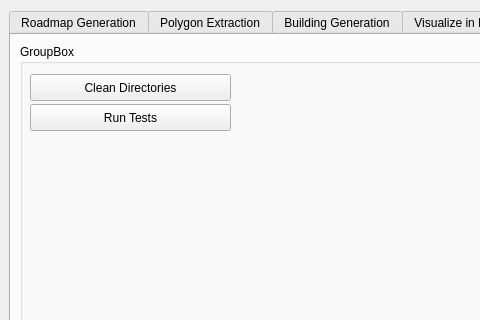
This is window.ui in josauder/procedural_city_generation as Qt 5 draws it before an edit; both pictures show x 0 to 480 and y 0 to 320 of the 1059 by 766 pixel window. The edited form follows.
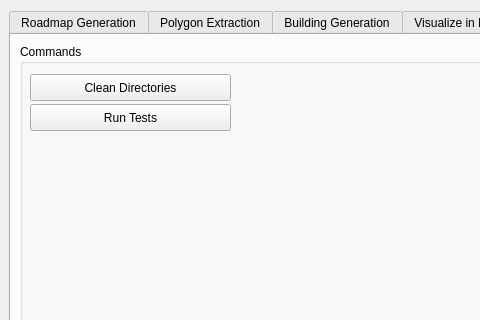
This is the edited form. The open tabs and pages were chosen to show the change. Custom widgets are drawn as their Qt base class.

What changed in the file:
```diff
--- a/window.ui
+++ b/window.ui
@@ -512,7 +512,7 @@
         <item row="0" column="0">
          <widget class="QGroupBox" name="advancd_group">
           <property name="title">
-           <string>GroupBox</string>
+           <string>Commands</string>
           </property>
           <widget class="QPushButton" name="clean_directories">
            <property name="geometry">
```
Left out of the diff: 4 changed lines with no effect on the pictures.
